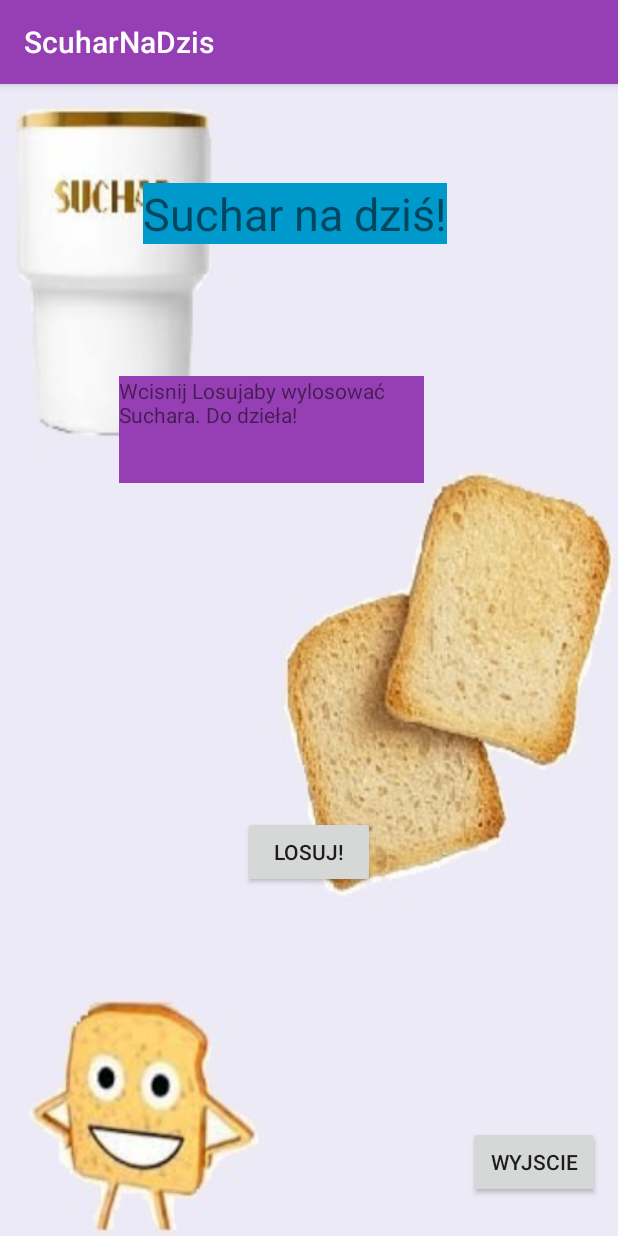
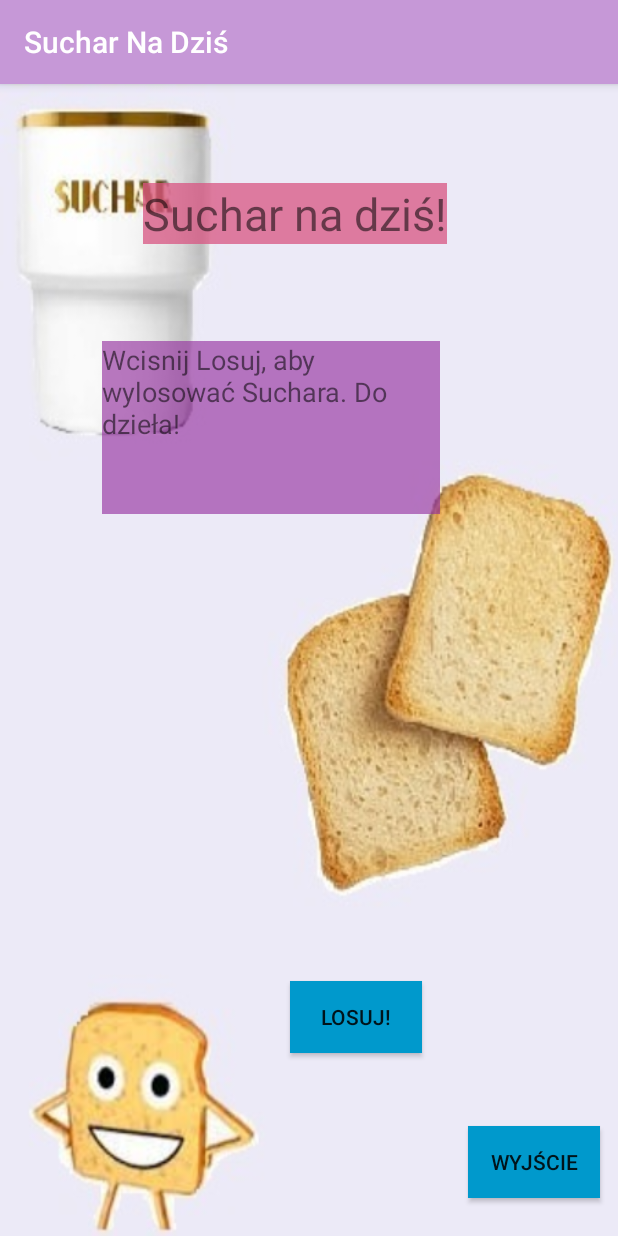
Before and after one commit to yankes2014/JAVA, an Android app: the screen it shows after launch (MainActivity), on a phone screen of 412 x 824 dp. Run offline under Robolectric (Android 15) with nearby library versions, the phone set to English and light mode, and no system bars.

```diff
--- a/AndroidStudio/ScuharNaDzis/app/src/main/res/layout/activity_main.xml
+++ b/AndroidStudio/ScuharNaDzis/app/src/main/res/layout/activity_main.xml
@@ -10,7 +10,7 @@
     <TextView
         android:layout_width="wrap_content"
         android:layout_height="wrap_content"
-        android:background="@android:color/holo_blue_dark"
+        android:background="@color/colorAccent"
         android:text="@string/suchar_na_dzi"
         android:textSize="30sp"
         app:layout_constraintBottom_toBottomOf="parent"
@@ -22,33 +22,37 @@
 
     <TextView
         android:id="@+id/textView"
-        android:layout_width="203dp"
-        android:layout_height="71dp"
-        android:background="@color/colorPrimary"
+        android:layout_width="225dp"
+        android:layout_height="115dp"
+        android:background="@color/MojRozowy"
         android:text="@string/wcisnij_losuj_aby_wylosowa_suchara_do_dzie_a"
+        android:textSize="18sp"
         app:layout_constraintBottom_toBottomOf="parent"
-        app:layout_constraintHorizontal_bias="0.381"
+        app:layout_constraintHorizontal_bias="0.364"
         app:layout_constraintLeft_toLeftOf="parent"
         app:layout_constraintRight_toRightOf="parent"
         app:layout_constraintTop_toTopOf="parent"
-        app:layout_constraintVertical_bias="0.279" />
+        app:layout_constraintVertical_bias="0.263" />
 
     <Button
         android:id="@+id/button"
         android:layout_width="wrap_content"
         android:layout_height="wrap_content"
+        android:background="@android:color/holo_blue_dark"
         android:onClick="LosujSuchara"
         android:text="@string/losuj"
         app:layout_constraintBottom_toBottomOf="parent"
+        app:layout_constraintHorizontal_bias="0.597"
         app:layout_constraintLeft_toLeftOf="parent"
         app:layout_constraintRight_toRightOf="parent"
         app:layout_constraintTop_toTopOf="parent"
-        app:layout_constraintVertical_bias="0.678" />
+        app:layout_constraintVertical_bias="0.831" />
 
     <Button
         android:id="@+id/button2"
         android:layout_width="wrap_content"
         android:layout_height="wrap_content"
+        android:background="@android:color/holo_blue_dark"
         android:onClick="Wyjscie"
         android:text="@string/wyjscie"
         app:layout_constraintBottom_toBottomOf="parent"
@@ -60,30 +64,32 @@
 
     <TextView
         android:id="@+id/textView2"
-        android:layout_width="196dp"
-        android:layout_height="68dp"
-        android:background="@color/colorPrimary"
+        android:layout_width="229dp"
+        android:layout_height="104dp"
+        android:background="@color/MojRozowy"
         android:text="@string/textview"
+        android:textSize="18sp"
         android:visibility="invisible"
         app:layout_constraintBottom_toBottomOf="parent"
-        app:layout_constraintHorizontal_bias="0.367"
+        app:layout_constraintHorizontal_bias="0.371"
         app:layout_constraintLeft_toLeftOf="parent"
         app:layout_constraintRight_toRightOf="parent"
         app:layout_constraintTop_toTopOf="parent"
-        app:layout_constraintVertical_bias="0.445" />
+        app:layout_constraintVertical_bias="0.542" />
 
     <Button
         android:id="@+id/button3"
         android:layout_width="wrap_content"
         android:layout_height="wrap_content"
+        android:background="@color/colorAccent"
         android:onClick="PokazOdpowiedz"
         android:text="@string/poka_odpowied"
         android:visibility="invisible"
         app:layout_constraintBottom_toBottomOf="parent"
-        app:layout_constraintHorizontal_bias="0.297"
+        app:layout_constraintHorizontal_bias="0.245"
         app:layout_constraintLeft_toLeftOf="parent"
         app:layout_constraintRight_toRightOf="parent"
         app:layout_constraintTop_toTopOf="parent"
-        app:layout_constraintVertical_bias="0.574" />
+        app:layout_constraintVertical_bias="0.727" />
 
 </android.support.constraint.ConstraintLayout>
--- a/AndroidStudio/ScuharNaDzis/app/src/main/res/values/colors.xml
+++ b/AndroidStudio/ScuharNaDzis/app/src/main/res/values/colors.xml
@@ -1,6 +1,7 @@
 <?xml version="1.0" encoding="utf-8"?>
 <resources>
-    <color name="colorPrimary">#963fb5</color>
+    <color name="colorPrimary">#c698d7</color>
     <color name="colorPrimaryDark">#303F9F</color>
-    <color name="colorAccent">#FF4081</color>
+    <color name="colorAccent">#c0d95582</color>
+    <color name="MojRozowy">#a294309f</color>
 </resources>
--- a/AndroidStudio/ScuharNaDzis/app/src/main/res/values/strings.xml
+++ b/AndroidStudio/ScuharNaDzis/app/src/main/res/values/strings.xml
@@ -1,8 +1,8 @@
 <resources>
-    <string name="app_name">ScuharNaDzis</string>
+    <string name="app_name">Suchar Na Dziś</string>
     <string name="suchar_na_dzi">Suchar na dziś!</string>
-    <string name="wcisnij_losuj_aby_wylosowa_suchara_do_dzie_a">Wcisnij Losujaby wylosować Suchara. Do dzieła!</string>
-    <string name="wyjscie">Wyjscie</string>
+    <string name="wcisnij_losuj_aby_wylosowa_suchara_do_dzie_a">Wcisnij Losuj, aby wylosować Suchara. Do dzieła!</string>
+    <string name="wyjscie">Wyjście</string>
     <string name="poka_odpowied">Pokaż odpowiedź</string>
     <string name="textview">TextView</string>
     <string name="losuj">Losuj!</string>
```
Also changed, not shown: AndroidStudio/ScuharNaDzis/app/src/main/java/com/example/domin/scuharnadzis/MainActivity.java (+94 -25 lines), 1 other file.
